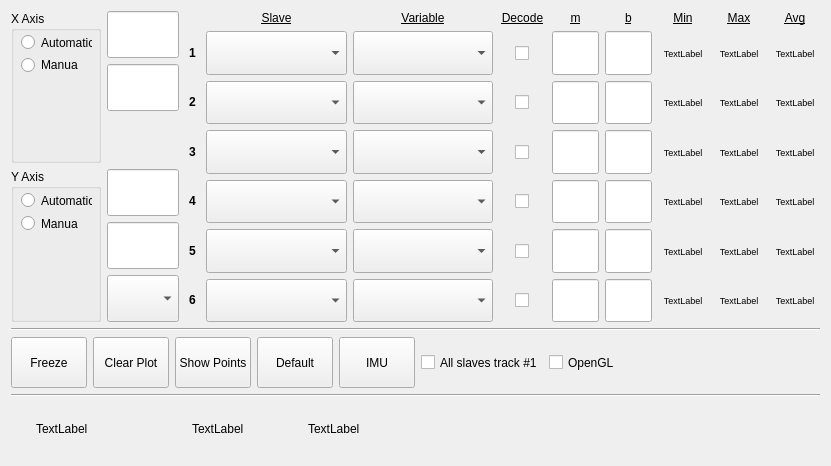
The window that ui/w_2dplot.ui (JFDuval/flexsea-plan) describes before a commit, drawn with Qt 5.
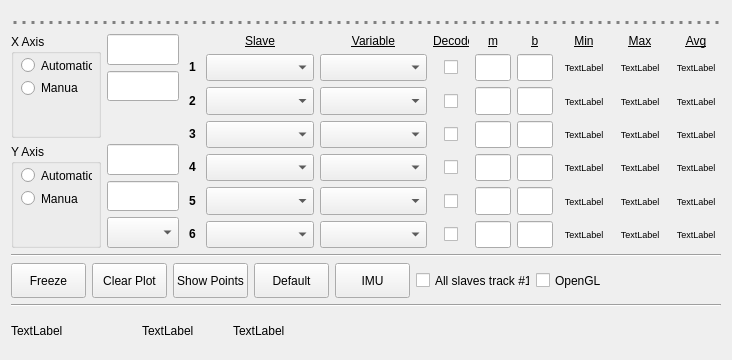
The same window after the commit.

Commit message: Fat fingers 2D plot with splitter!

Diff of the .ui file:
```diff
--- a/ui/w_2dplot.ui
+++ b/ui/w_2dplot.ui
@@ -6,8 +6,8 @@
    <rect>
     <x>0</x>
     <y>0</y>
-    <width>831</width>
-    <height>466</height>
+    <width>732</width>
+    <height>360</height>
    </rect>
   </property>
   <property name="minimumSize">
@@ -19,10 +19,41 @@
   <property name="windowTitle">
    <string>Form</string>
   </property>
-  <layout class="QVBoxLayout" name="verticalLayout" stretch="10,6,0,1,0,1">
+  <layout class="QVBoxLayout" name="verticalLayout_2">
    <item>
+    <widget class="QSplitter" name="splitter">
+     <property name="autoFillBackground">
+      <bool>false</bool>
+     </property>
+     <property name="styleSheet">
+      <string notr="true">QSplitter::handle:vertical{	
+	border-top: 3px dotted grey;	
+	margin: 10px 1px;			
+}</string>
+     </property>
+     <property name="frameShape">
+      <enum>QFrame::NoFrame</enum>
+     </property>
+     <property name="lineWidth">
+      <number>1</number>
+     </property>
+     <property name="orientation">
+      <enum>Qt::Vertical</enum>
+     </property>
+     <property name="opaqueResize">
+      <bool>true</bool>
+     </property>
+     <property name="handleWidth">
+      <number>0</number>
+     </property>
+     <property name="childrenCollapsible">
+      <bool>false</bool>
+     </property>
+     <widget class="QWidget" name="">
     <layout class="QGridLayout" name="gridLayout_test"/>
-   </item>
+     </widget>
+     <widget class="QWidget" name="verticalLayoutWidget">
+      <layout class="QVBoxLayout" name="verticalLayout" stretch="6,0,1,0,1">
    <item>
     <layout class="QHBoxLayout" name="horizontalLayout" stretch="1,4">
      <item>
@@ -2156,13 +2187,10 @@
     </layout>
    </item>
   </layout>
-  <zorder>line_4</zorder>
-  <zorder>line</zorder>
-  <zorder>layoutWidget</zorder>
-  <zorder>layoutWidget</zorder>
-  <zorder>layoutWidget</zorder>
-  <zorder>horizontalSpacer_2</zorder>
-  <zorder>horizontalLayoutWidget</zorder>
+     </widget>
+    </widget>
+   </item>
+  </layout>
  </widget>
  <tabstops>
   <tabstop>radioButtonXA</tabstop>
```
Lines whose indentation alone changed are shown as unchanged.
